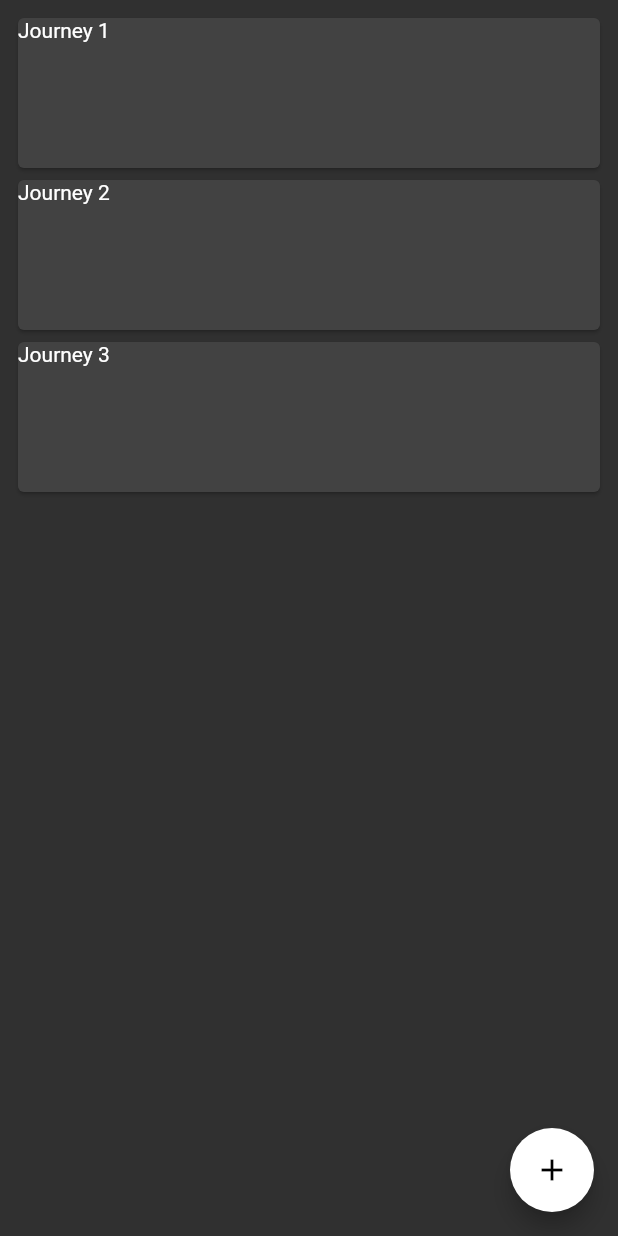
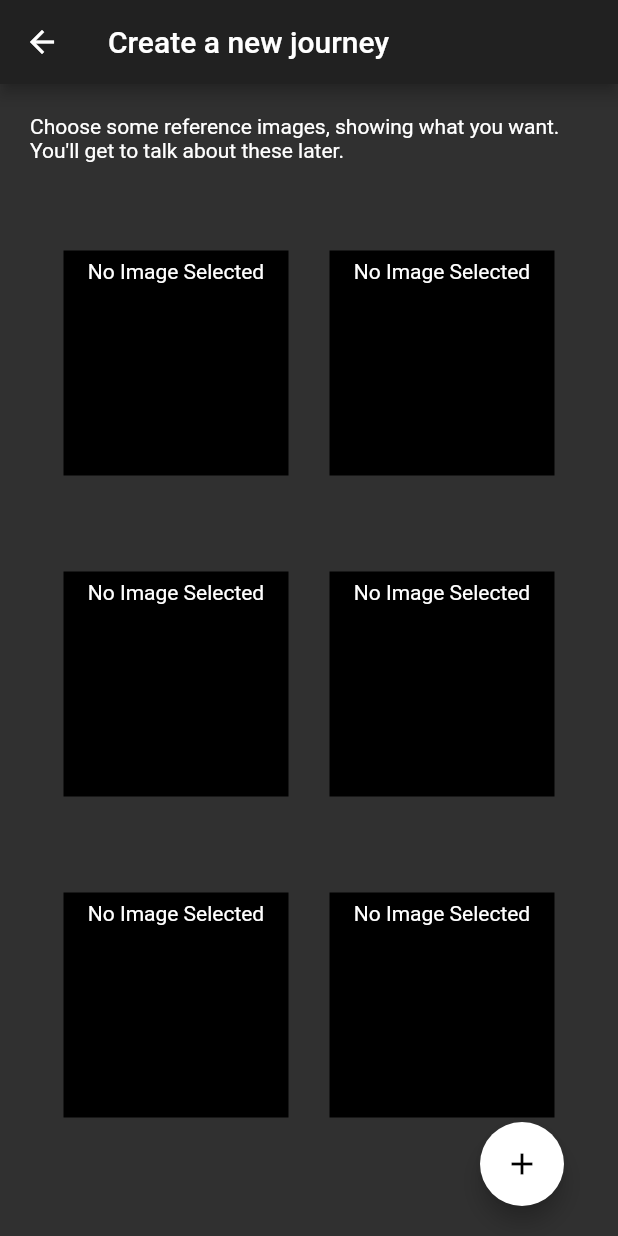
Before and after one commit to inkstep/mobile-app-firebase, a Flutter app: the JourneyPage screen opened directly, after a tap on the "add" icon, on a phone screen of 412 x 824 dp. Run offline on Flutter 3.47's test engine with Material 2 defaults, Android fonts, the phone set to English and light mode, and no system bars; our stand-ins replace image_picker.

Commit message:
Basic form implementation (#1)
Add route to create a new journey, with placeholder question cars

Rename to inkstep

Move out info gathering questions to separate package

Add layout for selecting 6 files for concept question

Select a single photo and populate all slots with it

```diff
--- /dev/null
+++ b/lib/info_gathering.dart
@@ -0,0 +1,52 @@
+import 'package:flutter/cupertino.dart';
+import 'package:flutter/material.dart';
+import 'package:my_app/widgets.dart';
+
+import 'info_gathering/concept_question.dart';
+
+class NewJourneyRoute extends StatefulWidget {
+  @override
+  State<StatefulWidget> createState() => _NewJourneyRouteState();
+}
+
+class _NewJourneyRouteState extends State<NewJourneyRoute> {
+  final controller = PageController(
+    initialPage: 1,
+  );
+
+  Widget get styleQ => JourneyCard("style");
+
+  Widget get conceptQ => TattooConcept();
+
+  Widget get positionQ => JourneyCard("position");
+
+  Widget get sizeQ => JourneyCard("size");
+
+  Widget get availabilityQ => JourneyCard("availability");
+
+  Widget get depositQ => JourneyCard("deposit");
+
+  Widget get legalQ => JourneyCard("legal");
+
+  @override
+  Widget build(BuildContext context) {
+    return Scaffold(
+      appBar: AppBar(
+        title: Text('Create a new journey'),
+      ),
+      body: PageView(
+        controller: controller,
+        scrollDirection: Axis.vertical,
+        children: <Widget>[
+          conceptQ,
+//          styleQ,
+//          positionQ,
+//          sizeQ,
+//          availabilityQ,
+//          depositQ,
+//          legalQ,
+        ],
+      ),
+    );
+  }
+}
--- /dev/null
+++ b/lib/info_gathering/concept_question.dart
@@ -0,0 +1,106 @@
+import 'dart:io';
+
+import 'package:flutter/cupertino.dart';
+import 'package:flutter/material.dart';
+import 'package:image_picker/image_picker.dart';
+
+class TattooConcept extends StatefulWidget {
+  @override
+  State<StatefulWidget> createState() => _TattooConceptState();
+}
+
+class _TattooConceptState extends State<TattooConcept> {
+  Future<File> _tattooImage;
+
+  pickImageFromGallery(ImageSource source) {
+    setState(() {
+      _tattooImage = ImagePicker.pickImage(source: source);
+    });
+  }
+
+  Widget showImage() {
+    return FutureBuilder<File>(
+      future: _tattooImage,
+      builder: (BuildContext context, AsyncSnapshot<File> snapshot) {
+        var ret;
+        if (snapshot.connectionState == ConnectionState.done &&
+            snapshot.data != null) {
+          ret = Image.file(
+            snapshot.data,
+            width: 150,
+            height: 150,
+          );
+        } else if (snapshot.error != null) {
+          ret = const Text(
+            'Error Picking Image',
+            textAlign: TextAlign.center,
+          );
+        } else {
+          ret = const Text(
+            'No Image Selected',
+            textAlign: TextAlign.center,
+          );
+        }
+        return GestureDetector(
+          // onTap: pickImageFromGallery(ImageSource.gallery, index),
+          child: Container(
+            margin: const EdgeInsets.all(5.0),
+            padding: const EdgeInsets.all(5.0),
+            decoration: BoxDecoration(border: Border.all(), color: Colors.black),
+            height: 150,
+            width: 150,
+            child: ret,
+          ),
+        );
+      },
+    );
+  }
+
+  Widget getTattooImages() {
+    return Column(
+      mainAxisAlignment: MainAxisAlignment.spaceEvenly,
+      mainAxisSize: MainAxisSize.max,
+      children: <Widget>[
+        Row(
+            mainAxisAlignment: MainAxisAlignment.spaceEvenly,
+            crossAxisAlignment: CrossAxisAlignment.center,
+            children: <Widget>[showImage(), showImage()]),
+        Row(
+            mainAxisAlignment: MainAxisAlignment.spaceEvenly,
+            crossAxisAlignment: CrossAxisAlignment.center,
+            children: <Widget>[showImage(), showImage()]),
+        Row(
+            mainAxisAlignment: MainAxisAlignment.spaceEvenly,
+            crossAxisAlignment: CrossAxisAlignment.center,
+            children: <Widget>[showImage(), showImage()]),
+      ],
+    );
+  }
+
+  @override
+  Widget build(BuildContext context) {
+    return Container(
+      margin: const EdgeInsets.all(10.0),
+      padding: const EdgeInsets.all(10.0),
+      child: Scaffold(
+        body: Column(
+          crossAxisAlignment: CrossAxisAlignment.center,
+          children: <Widget>[
+            Text(
+                "Choose some reference images, showing what you want. You'll get to talk about these later."),
+            Expanded(
+              child: getTattooImages(),
+            ),
+          ],
+        ),
+        floatingActionButtonLocation: FloatingActionButtonLocation.endDocked,
+        floatingActionButton: FloatingActionButton(
+          child: Icon(Icons.add),
+          onPressed: () {
+            pickImageFromGallery(ImageSource.gallery);
+          },
+        ),
+      ),
+    );
+  }
+}
--- a/lib/main.dart
+++ b/lib/main.dart
@@ -1,15 +1,17 @@
 import 'package:flutter/material.dart';
+import 'package:my_app/info_gathering.dart';
 import 'package:my_app/widgets.dart';
+import 'info_gathering/concept_question.dart';
 
-void main() => runApp(MyApp());
+void main() => runApp(Inkstep());
 
-class MyApp extends StatelessWidget {
+class Inkstep extends StatelessWidget {
   @override
   Widget build(BuildContext context) {
     return MaterialApp(
-      title: 'Flutter Demo',
+      title: 'Inkstep',
       theme: ThemeData(brightness: Brightness.dark, accentColor: Colors.white),
-      home: TopTabs(),
+      home: NewJourneyRoute(),//TopTabs(),
     );
   }
 }
@@ -37,7 +39,6 @@ class TopTabs extends StatelessWidget {
               Icon(Icons.brush),
             ],
           ),
-        )
-    );
+        ));
   }
 }
--- a/lib/widgets.dart
+++ b/lib/widgets.dart
@@ -1,4 +1,5 @@
 import 'package:flutter/material.dart';
+import 'package:my_app/info_gathering.dart';
 
 class JourneyPage extends StatelessWidget {
   @override
@@ -14,9 +15,12 @@ class JourneyPage extends StatelessWidget {
       ),
       floatingActionButton: FloatingActionButton(
         child: Icon(Icons.add),
-        onPressed: () {
-          print("New journey");
-        },
+          onPressed: () {
+            Navigator.push(
+              context,
+              MaterialPageRoute(builder: (context) => NewJourneyRoute()),
+            );
+          }
       ),
     );
   }
--- a/pubspec.yaml
+++ b/pubspec.yaml
@@ -19,6 +19,8 @@ environment:
 dependencies:
   flutter:
     sdk: flutter
+
+  image_picker: ^0.4.10
 
   # The following adds the Cupertino Icons font to your application.
   # Use with the CupertinoIcons class for iOS style icons.
```
Also changed, not shown: lib/main2.dart (deleted, +0 -131 lines), pubspec.lock, 7 other files.
